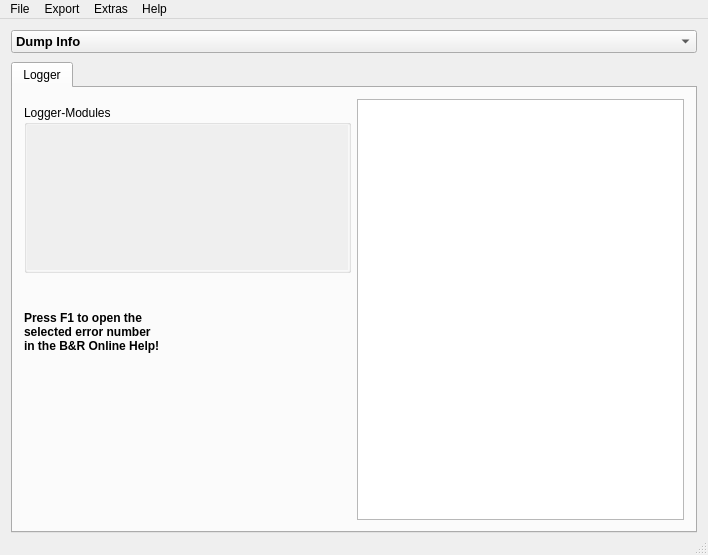
Above: 00_src/mainwindow.ui from bee-eater/SystemDumpViewer before the change. Below: the same form after it.
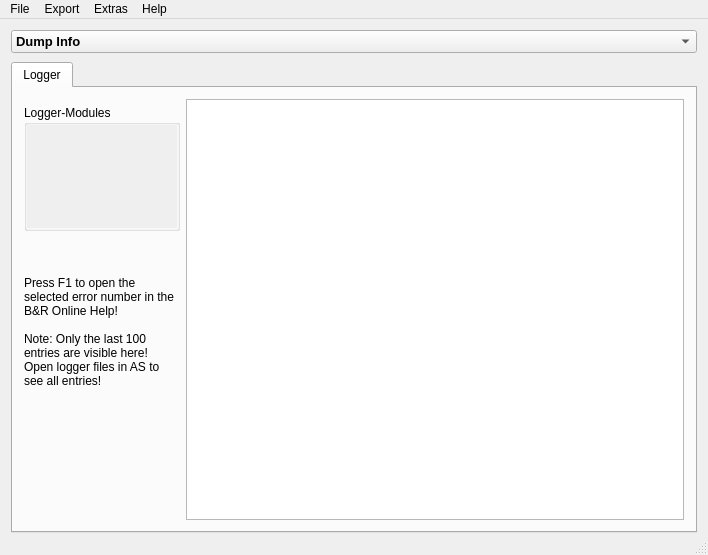
That is the form after the change. The open tabs and pages were chosen to show the change. Icons and pictures are not drawn.

Commit message: #8 Added info to logger tab, that only 100 entries are shown

```diff
--- a/00_src/mainwindow.ui
+++ b/00_src/mainwindow.ui
@@ -4053,22 +4053,45 @@
               <property name="sizeHint" stdset="0">
                <size>
                 <width>20</width>
-                <height>100</height>
+                <height>5</height>
                </size>
               </property>
              </spacer>
             </item>
             <item row="7" column="0">
              <widget class="QLabel" name="label">
+              <property name="sizePolicy">
+               <sizepolicy hsizetype="Fixed" vsizetype="MinimumExpanding">
+                <horstretch>0</horstretch>
+                <verstretch>0</verstretch>
+               </sizepolicy>
+              </property>
+              <property name="minimumSize">
+               <size>
+                <width>150</width>
+                <height>0</height>
+               </size>
+              </property>
+              <property name="maximumSize">
+               <size>
+                <width>150</width>
+                <height>16777215</height>
+               </size>
+              </property>
               <property name="text">
-               <string>&lt;html&gt;&lt;head/&gt;&lt;body&gt;&lt;p&gt;&lt;span style=&quot; font-weight:600;&quot;&gt;Press F1 to open the &lt;br/&gt;selected error number &lt;br/&gt;in the B&amp;amp;R Online Help!&lt;/span&gt;&lt;/p&gt;&lt;/body&gt;&lt;/html&gt;</string>
+               <string>Press F1 to open the selected error number in the B&amp;R Online Help!
+
+Note: Only the last 100 entries are visible here! Open logger files in AS to see all entries!</string>
+              </property>
+              <property name="wordWrap">
+               <bool>true</bool>
               </property>
              </widget>
             </item>
             <item row="3" column="0">
              <widget class="QGroupBox" name="grp_LoggerModules">
               <property name="sizePolicy">
-               <sizepolicy hsizetype="Preferred" vsizetype="Preferred">
+               <sizepolicy hsizetype="Preferred" vsizetype="Expanding">
                 <horstretch>0</horstretch>
                 <verstretch>0</verstretch>
                </sizepolicy>
@@ -4082,7 +4105,7 @@
               <property name="maximumSize">
                <size>
                 <width>150</width>
-                <height>150</height>
+                <height>280</height>
                </size>
               </property>
               <property name="title">
@@ -4109,6 +4132,24 @@
                </property>
                <item>
                 <widget class="QScrollArea" name="scrollArea">
+                 <property name="sizePolicy">
+                  <sizepolicy hsizetype="Fixed" vsizetype="Expanding">
+                   <horstretch>0</horstretch>
+                   <verstretch>0</verstretch>
+                  </sizepolicy>
+                 </property>
+                 <property name="minimumSize">
+                  <size>
+                   <width>150</width>
+                   <height>0</height>
+                  </size>
+                 </property>
+                 <property name="maximumSize">
+                  <size>
+                   <width>150</width>
+                   <height>16777215</height>
+                  </size>
+                 </property>
                  <property name="frameShape">
                   <enum>QFrame::NoFrame</enum>
                  </property>
@@ -4120,8 +4161,8 @@
                    <rect>
                     <x>0</x>
                     <y>0</y>
-                    <width>100</width>
-                    <height>30</height>
+                    <width>150</width>
+                    <height>135</height>
                    </rect>
                   </property>
                   <layout class="QVBoxLayout" name="vertLayoutLogger">
```
Left out of the diff: 6 changed lines with no effect on the pictures. The commit also changes 15 other files.
